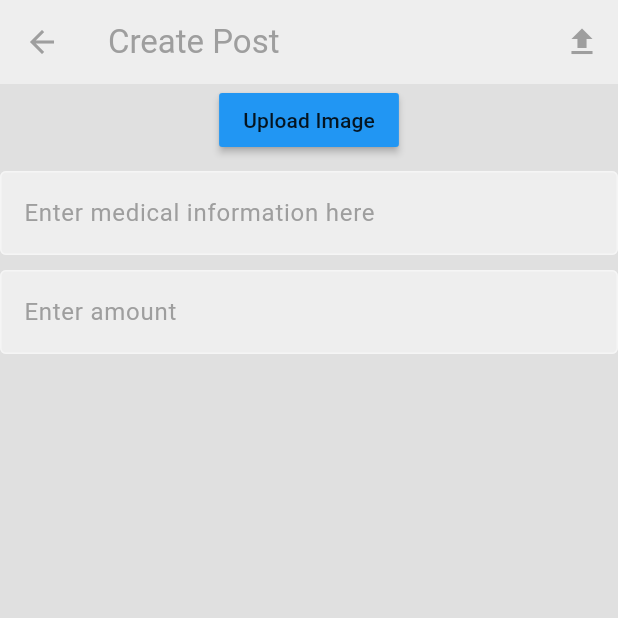
After one commit to VG-Fish/Matrix-Edge-Website, a Flutter app: the UploadPostsPage screen opened directly, on a phone screen of 412 x 824 dp, the top half of it. The commit adds this screen. Run offline on Flutter 3.47's test engine with Material 3 defaults, Android fonts, the phone set to English and light mode, and no system bars; our stand-ins replace cached_network_image, cloud_firestore, file_picker, firebase_auth, firebase_core, firebase_storage and 1 more; accounts and stored records are empty.

Commit message:
added ability to create posts

```diff
--- a/lib/app.dart
+++ b/lib/app.dart
@@ -5,6 +5,8 @@ import "package:matrix_edge_website/features/home/presentation/pages/home.dart";
 import "package:matrix_edge_website/features/auth/presentation/cubits/auth_cubit.dart";
 import "package:matrix_edge_website/features/auth/presentation/cubits/auth_states.dart";
 import "package:matrix_edge_website/features/auth/presentation/pages/auth.dart";
+import "package:matrix_edge_website/features/post/data/firebase_post_repo.dart";
+import "package:matrix_edge_website/features/post/presentation/cubits/post_cubit.dart";
 import "package:matrix_edge_website/features/profile/data/firebase_profile_repo.dart";
 import "package:matrix_edge_website/features/profile/presentation/cubit/user_profile_cubit.dart";
 import "package:matrix_edge_website/features/storage/data/firebase_storage_repo.dart";
@@ -14,6 +16,7 @@ class MatrixEdgeApp extends StatelessWidget {
   final authRepo = FirebaseAuthRepo();
   final userProfileRepo = FirebaseUserProfileRepo();
   final storageRepo = FirebaseStorageRepo();
+  final postsRepo = FirebasePostRepo();
 
   MatrixEdgeApp({super.key});
 
@@ -30,6 +33,11 @@ class MatrixEdgeApp extends StatelessWidget {
             userProfileRepo: userProfileRepo,
             storageRepo: storageRepo,
           ),
+        ),
+
+        BlocProvider<PostCubit>(
+          create: (context) =>
+              PostCubit(postRepo: postsRepo, storageRepo: storageRepo),
         ),
       ],
       child: MaterialApp(
--- /dev/null
+++ b/lib/features/post/data/firebase_post_repo.dart
@@ -0,0 +1,57 @@
+import 'package:cloud_firestore/cloud_firestore.dart';
+import 'package:matrix_edge_website/features/post/domain/entities/post.dart';
+import 'package:matrix_edge_website/features/post/domain/repositories/post_repo.dart';
+
+class FirebasePostRepo implements PostRepo {
+  final FirebaseFirestore firebaseFirestore = FirebaseFirestore.instance;
+
+  final CollectionReference postsCollection = FirebaseFirestore.instance
+      .collection("posts");
+
+  @override
+  Future<void> createPost(Post post) async {
+    try {
+      await postsCollection.doc(post.id).set(post.toJson());
+    } catch (error) {
+      throw Exception("Couldn't create post: $error");
+    }
+  }
+
+  @override
+  Future<void> deletePost(String postId) async {
+    await postsCollection.doc(postId).delete();
+  }
+
+  @override
+  Future<List<Post>> fetchAllPosts() async {
+    try {
+      final postsSnapshot = await postsCollection
+          .orderBy("timestamp", descending: true)
+          .get();
+      final List<Post> allPosts = postsSnapshot.docs
+          .map((doc) => Post.fromJson(doc.data() as Map<String, dynamic>))
+          .toList();
+
+      return allPosts;
+    } catch (error) {
+      throw Exception("Couldn't fetch all posts: $error");
+    }
+  }
+
+  @override
+  Future<List<Post>> fetchPostsByUserId(String userId) async {
+    try {
+      final postsSnapshot = await postsCollection
+          .where("userId", isEqualTo: userId)
+          .get();
+
+      final userPosts = postsSnapshot.docs
+          .map((doc) => Post.fromJson(doc.data() as Map<String, dynamic>))
+          .toList();
+
+      return userPosts;
+    } catch (error) {
+      throw Exception("Couldn't get posts by $userId: $error");
+    }
+  }
+}
--- /dev/null
+++ b/lib/features/post/domain/entities/post.dart
@@ -0,0 +1,57 @@
+import 'package:cloud_firestore/cloud_firestore.dart';
+
+class Post {
+  final String id;
+  final String userId;
+  final String userName;
+  final String text;
+  final String amount;
+  final String imageUrl;
+  final DateTime timestamp;
+
+  Post({
+    required this.id,
+    required this.userId,
+    required this.userName,
+    required this.text,
+    required this.amount,
+    required this.imageUrl,
+    required this.timestamp,
+  });
+
+  Post copyWith({String? imageUrl}) {
+    return Post(
+      id: id,
+      userId: userId,
+      userName: userName,
+      text: text,
+      amount: amount,
+      imageUrl: imageUrl ?? this.imageUrl,
+      timestamp: timestamp,
+    );
+  }
+
+  Map<String, dynamic> toJson() {
+    return {
+      "id": id,
+      "userId": userId,
+      "userName": userName,
+      "amount": amount,
+      "text": text,
+      "imageUrl": imageUrl,
+      "timestamp": timestamp,
+    };
+  }
+
+  factory Post.fromJson(Map<String, dynamic> json) {
+    return Post(
+      id: json["id"],
+      userId: json["userId"],
+      userName: json["userName"],
+      text: json["text"],
+      amount: json["amount"],
+      imageUrl: json["imageUrl"],
+      timestamp: (json["timestamp"] as Timestamp).toDate(),
+    );
+  }
+}
--- /dev/null
+++ b/lib/features/post/domain/repositories/post_repo.dart
@@ -0,0 +1,8 @@
+import 'package:matrix_edge_website/features/post/domain/entities/post.dart';
+
+abstract class PostRepo {
+  Future<List<Post>> fetchAllPosts();
+  Future<void> createPost(Post post);
+  Future<void> deletePost(String postId);
+  Future<List<Post>> fetchPostsByUserId(String userId);
+}
--- /dev/null
+++ b/lib/features/post/presentation/cubits/post_cubit.dart
@@ -0,0 +1,62 @@
+import 'dart:typed_data';
+
+import 'package:flutter_bloc/flutter_bloc.dart';
+import 'package:matrix_edge_website/features/post/domain/entities/post.dart';
+import 'package:matrix_edge_website/features/post/domain/repositories/post_repo.dart';
+import 'package:matrix_edge_website/features/post/presentation/cubits/post_states.dart';
+import 'package:matrix_edge_website/features/storage/domain/storage_repo.dart';
+
+class PostCubit extends Cubit<PostStates> {
+  final PostRepo postRepo;
+  final StorageRepo storageRepo;
+
+  PostCubit({required this.postRepo, required this.storageRepo})
+    : super(PostsInitial());
+
+  Future<void> createPost(
+    Post post, {
+    String? imagePath,
+    Uint8List? imageBytes,
+  }) async {
+    try {
+      String? imageUrl;
+
+      // Uploading posts from mobile
+      if (imagePath != null) {
+        emit(PostsUploading());
+        imageUrl = await storageRepo.uploadPostImageMobile(imagePath, post.id);
+      }
+      // Uploading posts from web
+      else if (imageBytes != null) {
+        emit(PostsUploading());
+        imageUrl = await storageRepo.uploadPostImageWeb(imageBytes, post.id);
+      }
+
+      final newPost = post.copyWith(imageUrl: imageUrl);
+
+      postRepo.createPost(newPost);
+
+      fetchAllPosts();
+    } catch (error) {
+      emit(PostsError("Failed to create post: $error"));
+    }
+  }
+
+  Future<void> fetchAllPosts() async {
+    try {
+      emit(PostsLoading());
+      final posts = await postRepo.fetchAllPosts();
+      emit(PostsLoaded(posts));
+    } catch (error) {
+      emit(PostsError("Couldn't fetch all posts: $error"));
+    }
+  }
+
+  Future<void> deletePost(String postId) async {
+    try {
+      await postRepo.deletePost(postId);
+    } catch (error) {
+      emit(PostsError("Couldn't delete post: $error"));
+    }
+  }
+}
--- /dev/null
+++ b/lib/features/post/presentation/cubits/post_states.dart
@@ -0,0 +1,20 @@
+import 'package:matrix_edge_website/features/post/domain/entities/post.dart';
+
+abstract class PostStates {}
+
+class PostsInitial extends PostStates {}
+
+class PostsLoading extends PostStates {}
+
+class PostsLoaded extends PostStates {
+  final List<Post> posts;
+
+  PostsLoaded(this.posts);
+}
+
+class PostsUploading extends PostStates {}
+
+class PostsError extends PostStates {
+  final String message;
+  PostsError(this.message);
+}
--- /dev/null
+++ b/lib/features/post/presentation/pages/upload_posts_page.dart
@@ -0,0 +1,186 @@
+import 'dart:io';
+import 'dart:typed_data';
+import 'package:file_picker/file_picker.dart';
+import 'package:flutter/foundation.dart';
+import 'package:flutter/material.dart';
+import 'package:flutter/services.dart';
+import 'package:flutter_bloc/flutter_bloc.dart';
+import 'package:matrix_edge_website/features/auth/domain/entities/user.dart';
+import 'package:matrix_edge_website/features/auth/presentation/components/fancy_text_field.dart';
+import 'package:matrix_edge_website/features/auth/presentation/cubits/auth_cubit.dart';
+import 'package:matrix_edge_website/features/post/domain/entities/post.dart';
+import 'package:matrix_edge_website/features/post/presentation/cubits/post_cubit.dart';
+import 'package:matrix_edge_website/features/post/presentation/cubits/post_states.dart';
+
+class UploadPostsPage extends StatefulWidget {
+  const UploadPostsPage({super.key});
+
+  @override
+  State<UploadPostsPage> createState() => _UploadPostsPageState();
+}
+
+class _UploadPostsPageState extends State<UploadPostsPage> {
+  PlatformFile? imagePickedFile;
+
+  Uint8List? webImage;
+
+  final TextEditingController informationTextController =
+      TextEditingController();
+  final TextEditingController amountTextController = TextEditingController();
+
+  MatrixEdgeUser? currentUser;
+
+  @override
+  void initState() {
+    super.initState();
+
+    getCurrentUser();
+  }
+
+  @override
+  void dispose() {
+    informationTextController.dispose();
+    super.dispose();
+  }
+
+  void getCurrentUser() async {
+    final authCubit = context.read<AuthCubit>();
+    currentUser = authCubit.currentUser;
+  }
+
+  Future<void> pickImage() async {
+    final result = await FilePicker.platform.pickFiles(
+      type: FileType.image,
+      withData: kIsWeb,
+    );
+
+    if (result != null) {
+      setState(() {
+        imagePickedFile = result.files.first;
+
+        if (kIsWeb) {
+          webImage = imagePickedFile!.bytes;
+        }
+      });
+    }
+  }
+
+  void uploadPost() {
+    if (imagePickedFile == null ||
+        informationTextController.text.isEmpty ||
+        amountTextController.text.isEmpty) {
+      ScaffoldMessenger.of(context).showSnackBar(
+        const SnackBar(
+          content: Text("Both image and information are required"),
+        ),
+      );
+      return;
+    }
+
+    final newPost = Post(
+      id: DateTime.now().millisecondsSinceEpoch.toString(),
+      userId: currentUser!.uid,
+      userName: currentUser!.name,
+      text: informationTextController.text,
+      amount: amountTextController.text,
+      imageUrl: "",
+      timestamp: DateTime.now(),
+    );
+
+    final postCubit = context.read<PostCubit>();
+
+    // Web upload
+    if (kIsWeb) {
+      postCubit.createPost(newPost, imageBytes: imagePickedFile?.bytes);
+    } else {
+      postCubit.createPost(newPost, imagePath: imagePickedFile?.path);
+    }
+  }
+
+  Widget buildUploadPage() {
+    return Scaffold(
+      appBar: AppBar(
+        title: const Text("Create Post"),
+        foregroundColor: Theme.of(context).colorScheme.primary,
+        actions: [
+          IconButton(onPressed: uploadPost, icon: const Icon(Icons.upload)),
+        ],
+      ),
+      body: Center(
+        child: Column(
+          spacing: 10,
+          children: [
+            // Image preview for web
+            if (kIsWeb && webImage != null) Image.memory(webImage!),
+
+            // Image preview for mobile
+            if (!kIsWeb && imagePickedFile != null)
+              Image.file(File(imagePickedFile!.path!)),
+
+            // Image of document
+            MaterialButton(
+              onPressed: pickImage,
+              color: Colors.blue,
+              child: const Text("Upload Image"),
+            ),
+
+            // Information about the document
+            FancyTextField(
+              controller: informationTextController,
+              hintText: "Enter medical information here",
+              obscureText: false,
+            ),
+
+            // Cost of document
+            TextField(
+              keyboardType: TextInputType.numberWithOptions(decimal: true),
+              inputFormatters: [
+                FilteringTextInputFormatter.allow(RegExp(r'^\d*\.?\d*')),
+              ],
+              controller: amountTextController,
+              decoration: InputDecoration(
+                enabledBorder: OutlineInputBorder(
+                  borderSide: BorderSide(
+                    color: Theme.of(context).colorScheme.tertiary,
+                  ),
+                ),
+
+                focusedBorder: OutlineInputBorder(
+                  borderSide: BorderSide(
+                    color: Theme.of(context).colorScheme.primary,
+                  ),
+                ),
+
+                hintText: "Enter amount",
+                hintStyle: TextStyle(
+                  color: Theme.of(context).colorScheme.primary,
+                ),
+
+                filled: true,
+                fillColor: Theme.of(context).colorScheme.secondary,
+              ),
+            ),
+          ],
+        ),
+      ),
+    );
+  }
+
+  @override
+  Widget build(BuildContext context) {
+    return BlocConsumer<PostCubit, PostStates>(
+      builder: (context, postState) {
+        if (postState is PostsLoading || postState is PostsUploading) {
+          return Scaffold(body: Center(child: CircularProgressIndicator()));
+        }
+
+        return buildUploadPage();
+      },
+      listener: (context, postState) {
+        if (postState is PostsLoaded) {
+          Navigator.pop(context);
+        }
+      },
+    );
+  }
+}
--- a/lib/features/storage/data/firebase_storage_repo.dart
+++ b/lib/features/storage/data/firebase_storage_repo.dart
@@ -14,6 +14,16 @@ class FirebaseStorageRepo implements StorageRepo {
   @override
   Future<String?> uploadProfileImageWeb(Uint8List fileBytes, String fileName) {
     return _uploadFileBytes(fileBytes, fileName, "profile_images");
+  }
+
+  @override
+  Future<String?> uploadPostImageMobile(String path, String fileName) {
+    return _uploadFile(path, fileName, "post_images");
+  }
+
+  @override
+  Future<String?> uploadPostImageWeb(Uint8List fileBytes, String fileName) {
+    return _uploadFileBytes(fileBytes, fileName, "post_images");
   }
 
   Future<String?> _uploadFile(
--- a/lib/features/storage/domain/storage_repo.dart
+++ b/lib/features/storage/domain/storage_repo.dart
@@ -2,6 +2,8 @@ import 'dart:typed_data';
 
 abstract class StorageRepo {
   Future<String?> uploadProfileImageMobile(String path, String fileName);
+  Future<String?> uploadProfileImageWeb(Uint8List fileBytes, String fileName);
 
-  Future<String?> uploadProfileImageWeb(Uint8List fileBytes, String fileName);
+  Future<String?> uploadPostImageMobile(String path, String fileName);
+  Future<String?> uploadPostImageWeb(Uint8List fileBytes, String fileName);
 }
```
Also changed, not shown: lib/features/auth/data/firebase_auth_repo.dart (+17 -2 lines), lib/features/home/presentation/pages/home.dart (+14 -1 lines).
